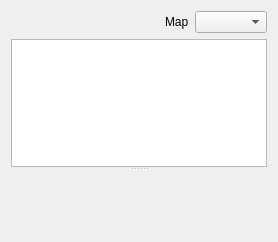
Above: src/mhm_qgis/qt/ui/forms/post_water_balance_dock.ui from mhm-ufz/mHM-QGIS before the change. Below: the same form after it.
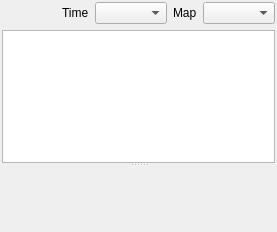
That is the form after the change.

Diff of the .ui file:
```diff
--- a/src/mhm_qgis/qt/ui/forms/post_water_balance_dock.ui
+++ b/src/mhm_qgis/qt/ui/forms/post_water_balance_dock.ui
@@ -2,6 +2,14 @@
 <ui version="4.0">
  <class>PostWaterBalanceDock</class>
  <widget class="QWidget" name="PostWaterBalanceDock">
+  <property name="geometry">
+   <rect>
+    <x>0</x>
+    <y>0</y>
+    <width>277</width>
+    <height>232</height>
+   </rect>
+  </property>
   <property name="windowTitle">
    <string>Water balance</string>
   </property>
@@ -19,10 +27,9 @@
     <number>2</number>
    </property>
    <item>
-    <widget class="QWidget" name="page_postWaterBalance">
      <layout class="QVBoxLayout" name="verticalLayout_postWaterBalance" stretch="0,1">
       <item>
-       <layout class="QHBoxLayout" name="horizontalLayout_postBalanceTop" stretch="1,0,0">
+      <layout class="QHBoxLayout" name="horizontalLayout_postBalanceTop" stretch="1,0,0,0,0">
         <item>
          <widget class="QLabel" name="label_postBalanceNotes">
           <property name="wordWrap">
@@ -30,6 +37,20 @@
           </property>
          </widget>
         </item>
+       <item>
+        <widget class="QLabel" name="label_timeBalance">
+         <property name="text">
+          <string>Time</string>
+         </property>
+        </widget>
+       </item>
+       <item>
+        <widget class="QComboBox" name="comboBox_timeBalance">
+         <property name="toolTip">
+          <string>One table row per year, month or day; only steps the run's output can be summed to.</string>
+         </property>
+        </widget>
+       </item>
         <item>
          <widget class="QLabel" name="label_postBalanceMap">
           <property name="text">
@@ -73,7 +94,6 @@
        </widget>
       </item>
      </layout>
-    </widget>
    </item>
   </layout>
  </widget>
```
Left out of the diff: 6 changed lines with no effect on the pictures. Lines whose indentation alone changed are shown as unchanged.
